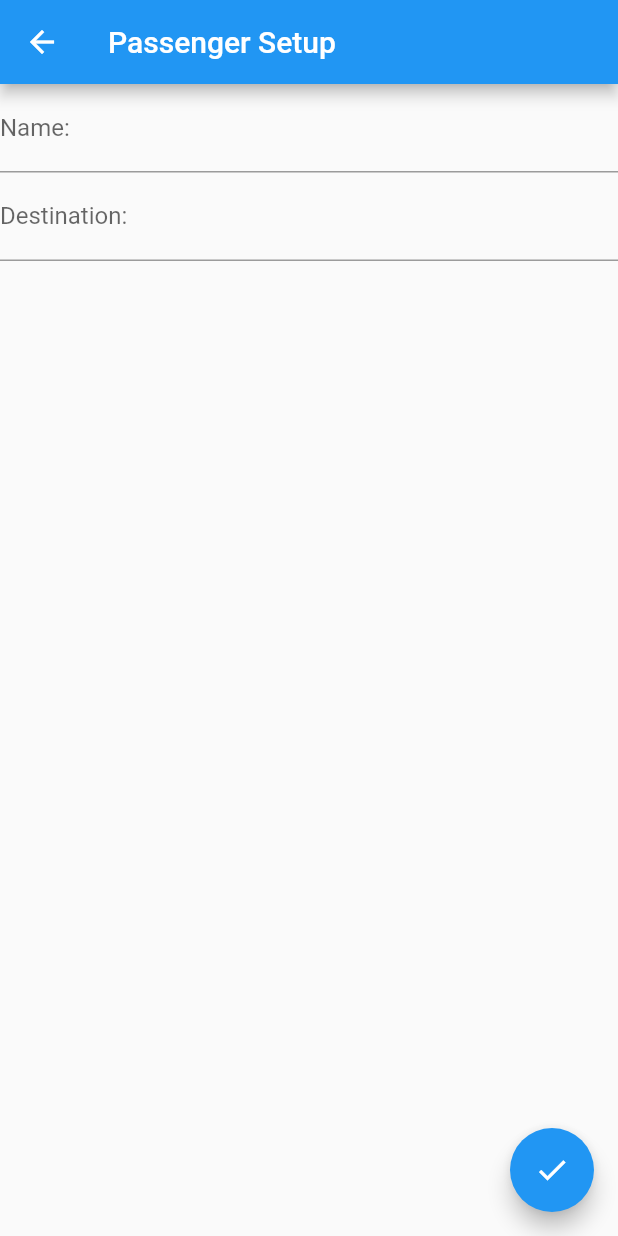
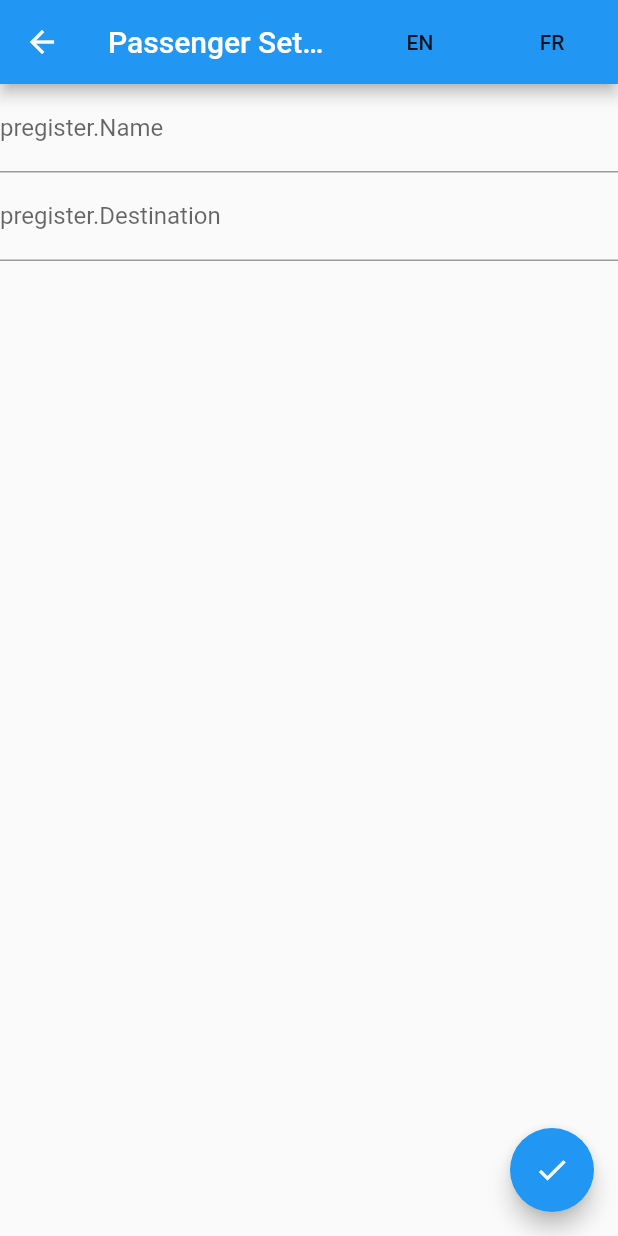
Before and after one commit to spiousjoseph/CSCI-4100, a Flutter app: the PassengerSetup screen opened directly, on a phone screen of 412 x 824 dp. Run offline on Flutter 3.47's test engine with Material 2 defaults, Android fonts, the phone set to English and light mode, and no system bars; our stand-ins replace flutter_i18n, flutter_map, geolocator, latlong, location.

Commit message:
Added i18n Support

```diff
--- a/groupproject/lib/passengersetup.dart
+++ b/groupproject/lib/passengersetup.dart
@@ -1,5 +1,6 @@
 import 'package:flutter/material.dart';
 import 'package:geolocator/geolocator.dart' as prefix0;
+
 //import 'package:google_maps_flutter/google_maps_flutter.dart';
 import 'passengermap.dart';
 import 'package:geolocator/geolocator.dart';
@@ -7,38 +8,55 @@ import 'package:flutter/rendering.dart';
 import 'package:location/location.dart';
 import 'package:flutter/cupertino.dart';
 import 'package:latlong/latlong.dart';
-
-
+import 'package:flutter_i18n/flutter_i18n.dart';
 
 class PassengerSetup extends StatefulWidget {
   @override
   PassengerSetupState createState() => PassengerSetupState();
 }
 
-class PassengerSetupState extends State<PassengerSetup>{
+class PassengerSetupState extends State<PassengerSetup> {
   TextEditingController _controllerName;
   TextEditingController _controller;
 
-
   @override
-  Widget build(BuildContext context){
+  Widget build(BuildContext context) {
     return Scaffold(
-      appBar: AppBar(
-        title: Text('Passenger Setup'),
-      ),
+      appBar: AppBar(title: Text('Passenger Setup'),
+          actions: <Widget>[
+        FlatButton(
+          child: Text('EN'),
+          onPressed: () {
+            Locale newLocale = Locale('en');
+            setState(() {
+              FlutterI18n.refresh(context, newLocale);
+            });
+          },
+        ),
+        FlatButton(
+            child: Text('FR'),
+            onPressed: () {
+              Locale newLocale = Locale('fr');
+              setState(() {
+                FlutterI18n.refresh(context, newLocale);
+              });
+            })
+      ]),
       body: Center(
         child: ListView(
           children: <Widget>[
             TextField(
               decoration: InputDecoration(
-                labelText: 'Name: ',
-                hintText: 'Enter your Name',
+                labelText: (FlutterI18n.translate(context, 'pregister.Name')),
+                hintText: (FlutterI18n.translate(context, 'register.NameHint')),
               ),
             ),
             TextField(
               decoration: InputDecoration(
-                labelText: 'Destination: ',
-                hintText: 'Enter your Destination',
+                labelText:
+                    (FlutterI18n.translate(context, 'pregister.Destination')),
+                hintText: (FlutterI18n.translate(
+                    context, 'pregister.DestinationHint')),
               ),
             ),
           ],
@@ -46,9 +64,8 @@ class PassengerSetupState extends State<PassengerSetup>{
       ),
       floatingActionButton: FloatingActionButton(
         onPressed: () {
-
-
-          Navigator.push(context,
+          Navigator.push(
+            context,
             MaterialPageRoute(builder: (context) => PassengerMap()),
           );
         },
@@ -57,8 +74,5 @@ class PassengerSetupState extends State<PassengerSetup>{
     );
   }
 
-  _getCurrentLocation() {
-
-  }
-
+  _getCurrentLocation() {}
 }
```
